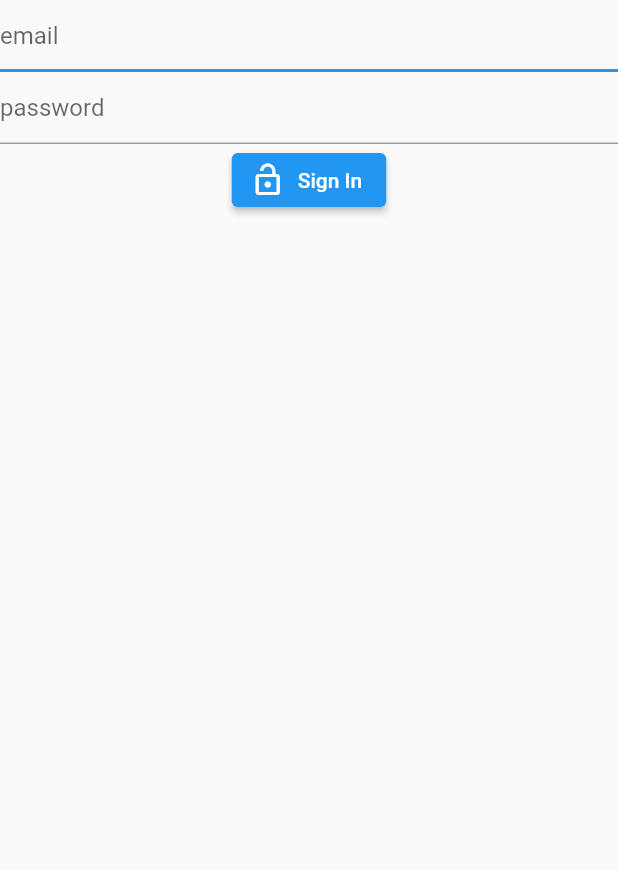
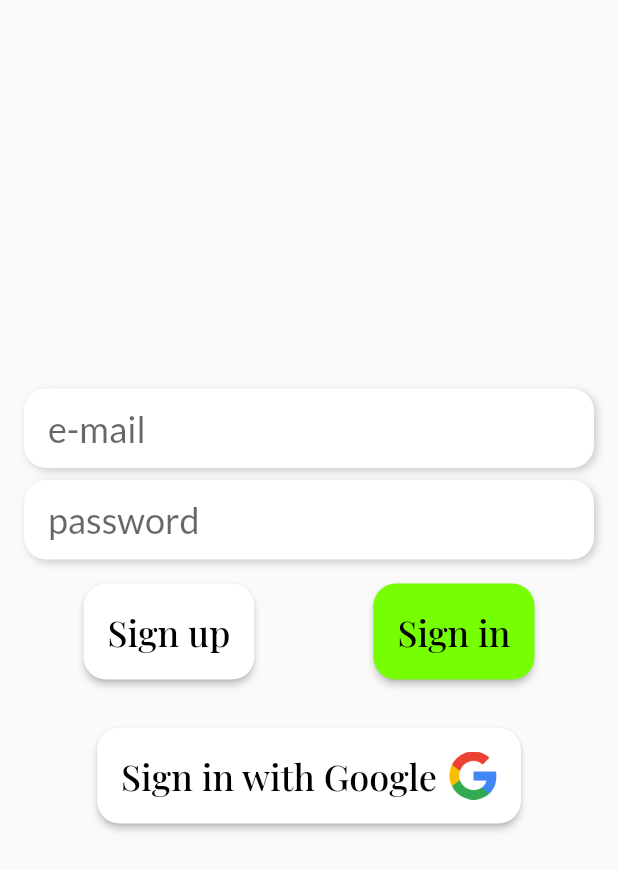
Before and after one commit to agatiks/month_tracker, a Flutter app: the screen it shows after launch, on a phone screen of 412 x 824 dp. Shown: the top 870 px of the screen. Run offline on Flutter 3.47's test engine with Material 2 defaults, Android fonts, the phone set to English and light mode, and no system bars; our stand-ins replace firebase_auth, firebase_core, flutter_redux, google_fonts, redux; missing offline and left inert: dart:ffi; accounts and stored records are empty.

Commit message:
auth page layout

```diff
--- a/lib/design_values.dart
+++ b/lib/design_values.dart
@@ -34,7 +34,18 @@ class DesignValues {
     fontSize: bodyFontSize,
   );
 
+  static TextStyle bodyLato24({Color color = Colors.black}) => GoogleFonts.lato(
+    fontSize: 24,
+    color: color,
+  );
+
+  static TextStyle bodyPlayfair24({Color color = Colors.black}) => GoogleFonts.playfairDisplay(
+    fontSize: 24,
+    color: color,
+  );
+
   static const mainColor = Color(0xff76ff03);
+  static const detailColor = Color(0x00f9f9f9);
   static const radius = 15.0;
   static const size = 50.0;
 }
--- a/lib/presentation/auth_screen.dart
+++ b/lib/presentation/auth_screen.dart
@@ -2,11 +2,14 @@ import 'package:firebase_auth/firebase_auth.dart';
 import 'package:firebase_core/firebase_core.dart';
 import 'package:flutter/cupertino.dart';
 import 'package:flutter/material.dart';
+import 'package:month_tracker/design_values.dart';
+import 'package:month_tracker/widgets/button_widget.dart';
+import 'package:month_tracker/widgets/field_widget.dart';
 
 class AuthScreen extends StatelessWidget {
-
   final _emailController = TextEditingController();
   final _passwordController = TextEditingController();
+
   AuthScreen({Key? key}) : super(key: key);
 
   @override
@@ -14,30 +17,66 @@ class AuthScreen extends StatelessWidget {
     return Scaffold(
       body: SafeArea(
         child: Center(
-              child: Column(
+          child: Padding(
+            padding: DesignValues.regularPadding,
+            child: Wrap(
               children: [
-              TextField(
-                decoration: const InputDecoration(hintText: 'email'),
-                autofocus: true,
+                Column(
+                  children: [
+                    FieldWidget(
+                      hint: 'e-mail',
                       controller: _emailController,
                     ),
-              TextField(
-                decoration: const InputDecoration(hintText: 'password'),
-                autofocus: true,
+                    const SizedBox(
+                      height: DesignValues.paddingSmall,
+                    ),
+                    FieldWidget(
+                      hint: 'password',
                       controller: _passwordController,
                     ),
-              ElevatedButton.icon(
+                    Row(
+                      mainAxisAlignment: MainAxisAlignment.spaceAround,
+                      children: [
+                        ButtonWidget(
+                          backgroundColor: Colors.white,
+                          text: "Sign up",
+                          onPressed: signUp,
+                        ),
+                        ButtonWidget(
+                          backgroundColor: DesignValues.mainColor,
+                          text: "Sign in",
                           onPressed: signIn,
-                label: const Text("Sign In"),
-                icon: const Icon(Icons.lock_open),
+                        ),
+                      ],
+                    ),
+                    ButtonWidget(
+                      backgroundColor: Colors.white,
+                      text: "Sign in with Google",
+                      onPressed: signInGoogle,
+                      icon: "assets/images/google.png",
                     )
                   ],
-          )),
+                ),
+              ],
+            ),
+          ),
+        ),
       ),
     );
   }
 
   Future signIn() async {
-    await FirebaseAuth.instance.signInWithEmailAndPassword(email: _emailController.text.trim(), password: _passwordController.text,);
+    await FirebaseAuth.instance.signInWithEmailAndPassword(
+      email: _emailController.text.trim(),
+      password: _passwordController.text,
+    );
+  }
+
+  signUp() {
+    print("1");
+  }
+
+  signInGoogle() {
+    print("1");
   }
 }
--- /dev/null
+++ b/lib/widgets/button_widget.dart
@@ -0,0 +1,59 @@
+import 'package:flutter/cupertino.dart';
+import 'package:flutter/material.dart';
+
+import '../design_values.dart';
+
+class ButtonWidget extends StatelessWidget {
+  final Color backgroundColor;
+  final Color textColor;
+  final String text;
+  final Function() onPressed;
+  final String? icon;
+
+  const ButtonWidget(
+      {Key? key,
+      required this.backgroundColor,
+      required this.text,
+      required this.onPressed,
+      this.icon,
+      this.textColor = Colors.black})
+      : super(key: key);
+
+  @override
+  Widget build(BuildContext context) {
+    final textWidget =
+        Text(text, style: DesignValues.bodyPlayfair24(color: textColor));
+    final style = ElevatedButton.styleFrom(
+      shape: RoundedRectangleBorder(
+        borderRadius: BorderRadius.circular(DesignValues.radius),
+      ),
+      primary: backgroundColor,
+      alignment: Alignment.center,
+      padding: DesignValues.regularPadding,
+    );
+    return Padding(
+        padding: DesignValues.regularPadding,
+        child: /*icon == null
+          ?*/
+            ElevatedButton(
+          onPressed: onPressed,
+          child: icon == null
+              ? textWidget
+              : Wrap(
+                  children: [
+                    textWidget,
+                    SizedBox(width: DesignValues.paddingSmall),
+                    Image.asset(icon!, width: 32, height: 32),
+                  ],
+                ),
+          style: style,
+        )
+        /*: ElevatedButton.icon(
+              onPressed: onPressed,
+              icon: Image.asset(icon!, width: 32, height: 32),
+              label: textWidget,
+        style: style,
+            ),*/
+        );
+  }
+}
--- /dev/null
+++ b/lib/widgets/field_widget.dart
@@ -0,0 +1,31 @@
+import 'package:flutter/cupertino.dart';
+import 'package:flutter/material.dart';
+
+import '../design_values.dart';
+
+class FieldWidget extends StatelessWidget {
+  final String hint;
+  final TextEditingController controller;
+
+  const FieldWidget({Key? key, required this.hint, required this.controller}) : super(key: key);
+  @override
+  Widget build(BuildContext context) {
+    return Container(
+      decoration:
+        BoxDecoration(
+          color: Colors.white,
+          borderRadius: BorderRadius.circular(DesignValues.radius),
+          boxShadow: [DesignValues.regularShadow],
+        ),
+      child: Padding(
+        padding: const EdgeInsets.symmetric(horizontal: DesignValues.paddingBig),
+        child: TextField(
+          decoration: InputDecoration(hintText: hint, border: InputBorder.none,),
+          autofocus: true,
+          controller: controller,
+          style: DesignValues.bodyLato24(),
+        ),
+      ),
+    );
+  }
+}
--- a/pubspec.yaml
+++ b/pubspec.yaml
@@ -28,6 +28,9 @@ dev_dependencies:
 
 flutter:
   uses-material-design: true
+  assets:
+    - assets/images/google.png
+
 
   # To add assets to your application, add an assets section, like this:
   # assets:
```
Also changed, not shown: assets/images/google.png (added), lib/presentation/account_screen.dart (added). Lines whose indentation alone changed are shown as unchanged.
